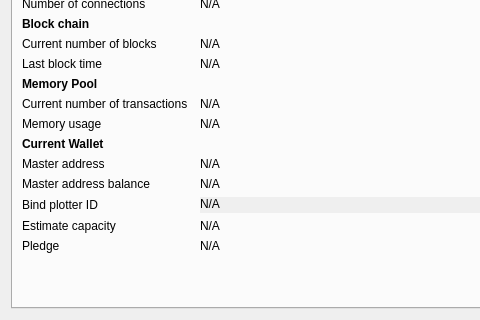
Before: the Qt Designer form src/qt/forms/debugwindow.ui in goomario/btchd, drawn with Qt 5; both pictures show x 0 to 480 and y 229 to 549 of the 740 by 549 pixel window.
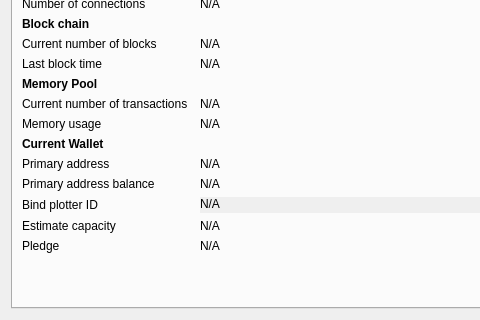
After: the same form once the commit is applied. Icons and pictures are not drawn. Custom widgets are drawn as their Qt base class.

Commit message: rename "master address" to "primary address"

Patch:
```diff
--- a/src/qt/forms/debugwindow.ui
+++ b/src/qt/forms/debugwindow.ui
@@ -423,7 +423,7 @@
        <item row="17" column="0">
         <widget class="QLabel" name="labelMasterAddress">
          <property name="text">
-          <string>Master address</string>
+          <string>Primary address</string>
          </property>
         </widget>
        </item>
@@ -446,7 +446,7 @@
        <item row="18" column="0">
         <widget class="QLabel" name="labelMasterAddressBalance">
          <property name="text">
-          <string>Master address balance</string>
+          <string>Primary address balance</string>
          </property>
         </widget>
        </item>
```
Left out of the diff: 8 changed lines with no effect on the pictures. The commit also changes 10 other files.
